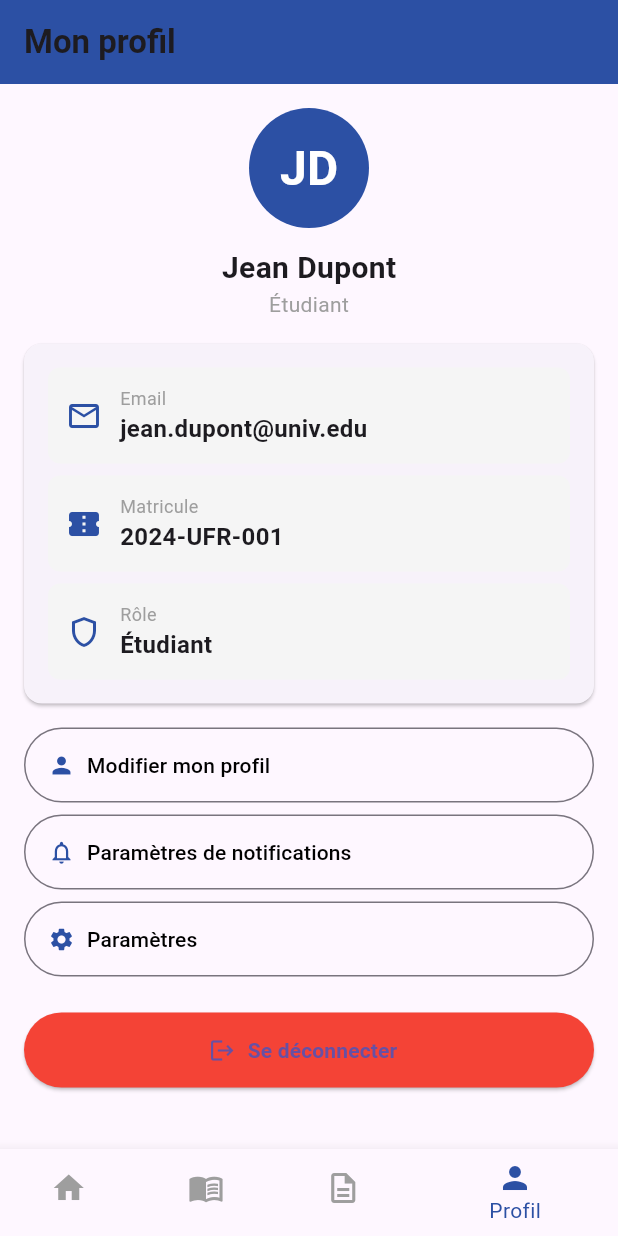
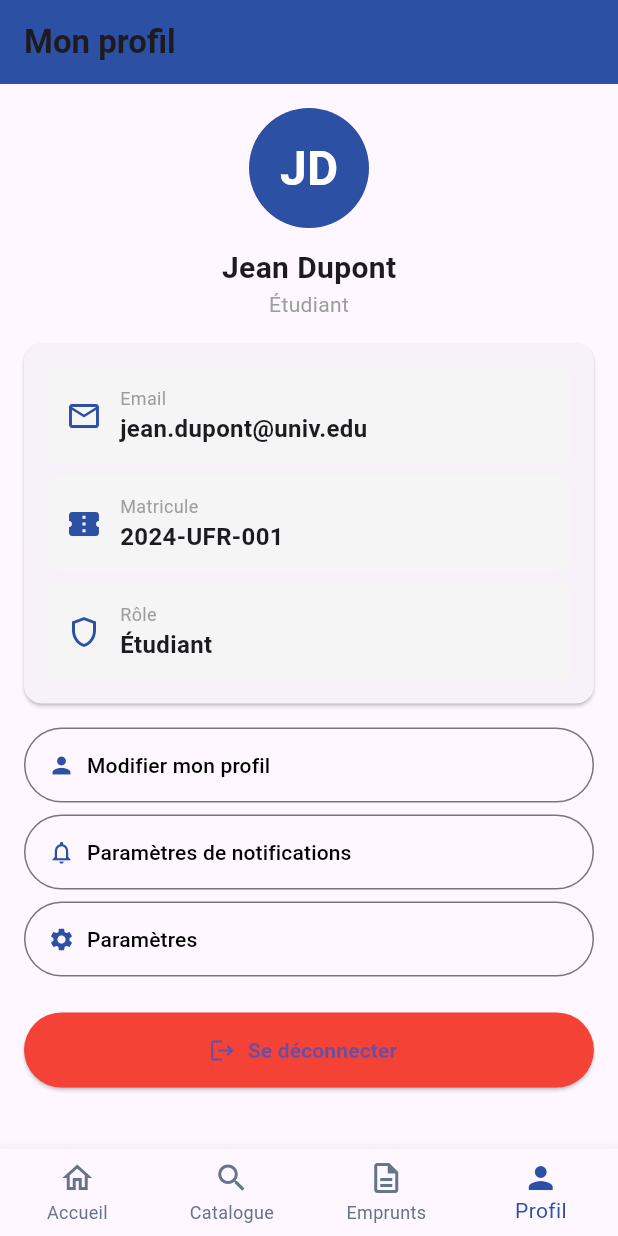
Before and after one commit to fickou/gestion_biblitheque, a Flutter app: the ProfilePage screen opened by its route, on a phone screen of 412 x 824 dp. Run offline on Flutter 3.47's test engine with Material 3 defaults, Android fonts, the phone set to English and light mode, and no system bars; our stand-ins replace flutter_riverpod, go_router.

Commit message:
mis a jour

```diff
--- a/lib/providers/auth_provider.dart
+++ b/lib/providers/auth_provider.dart
@@ -1,5 +1,5 @@
 // Créez le fichier : lib/providers/auth_provider.dart
-import 'package:flutter_riverpod/flutter_riverpod.dart';
+import 'package:flutter_riverpod/legacy.dart';
 /// Un StateProvider est le type de provider le plus simple.
 /// Il est parfait pour stocker des états simples comme un booléen, un nombre, ou une chaîne de caractères.
 /// Ici, il va stocker 'true' si l'utilisateur est connecté, et 'false' sinon.
--- a/lib/screens/dashbord.dart
+++ b/lib/screens/dashbord.dart
@@ -457,7 +457,7 @@ class _DashboardPageState extends State<DashboardPage> {
   // Méthode pour déterminer l'index actuel
   int _getCurrentIndex(BuildContext context) {
     final location = GoRouterState.of(context).matchedLocation;
-    if (location == '/home') return 0;
+    if (location == '/dashboard') return 0;
     if (location == '/catalogue') return 1;
     if (location == '/emprunts') return 2;
     if (location == '/profil') return 3;
@@ -468,7 +468,7 @@ class _DashboardPageState extends State<DashboardPage> {
   void _onItemTapped(int index, BuildContext context) {
     switch (index) {
       case 0:
-        context.go('/home');
+        context.go('/dashboard');
         break;
       case 1:
         context.go('/catalogue');
--- a/lib/screens/profil.dart
+++ b/lib/screens/profil.dart
@@ -112,14 +112,31 @@ class ProfilePage extends StatelessWidget {
       // ----- Bottom Navigation -----
       bottomNavigationBar: BottomNavigationBar(
         currentIndex: _getCurrentIndex(context),
-        selectedItemColor: const Color(0xFF2C50A4),
-        unselectedItemColor: Colors.grey,
         onTap: (index) => _onItemTapped(index, context),
+        type: BottomNavigationBarType.fixed,
+        selectedItemColor: const Color.fromARGB(255, 44, 80, 164),
+        unselectedItemColor: const Color(0xFF64748B),
         items: const [
-          BottomNavigationBarItem(icon: Icon(Icons.home), label: "Accueil"),
-          BottomNavigationBarItem(icon: Icon(Icons.menu_book), label: "Catalogue"),
-          BottomNavigationBarItem(icon: Icon(Icons.description_outlined), label: "Emprunts"),
-          BottomNavigationBarItem(icon: Icon(Icons.person), label: "Profil"),
+          BottomNavigationBarItem(
+          icon: Icon(Icons.home_outlined),
+          activeIcon: Icon(Icons.home),
+          label: 'Accueil',
+        ),
+        BottomNavigationBarItem(
+          icon: Icon(Icons.search_outlined),
+          activeIcon: Icon(Icons.search),
+          label: 'Catalogue',
+        ),
+        BottomNavigationBarItem(
+          icon: Icon(Icons.description_outlined),
+          activeIcon: Icon(Icons.description),
+          label: 'Emprunts',
+        ),
+        BottomNavigationBarItem(
+          icon: Icon(Icons.person_outline),
+          activeIcon: Icon(Icons.person),
+          label: 'Profil',
+        ),
         ],
       ),
     );
@@ -128,7 +145,7 @@ class ProfilePage extends StatelessWidget {
   // Méthode pour déterminer l'index actuel
   int _getCurrentIndex(BuildContext context) {
     final location = GoRouterState.of(context).matchedLocation;
-    if (location == '/home') return 0;
+    if (location == '/dashboard') return 0;
     if (location == '/catalogue') return 1;
     if (location == '/emprunts') return 2;
     if (location == '/profil') return 3;
@@ -139,7 +156,7 @@ class ProfilePage extends StatelessWidget {
   void _onItemTapped(int index, BuildContext context) {
     switch (index) {
       case 0:
-        context.go('/home');
+        context.go('/dashboard');
         break;
       case 1:
         context.go('/catalogue');
--- a/lib/screens/reservation.dart
+++ b/lib/screens/reservation.dart
@@ -220,7 +220,7 @@ class _ReservationsPageState extends State<ReservationsPage> {
   // Méthode pour déterminer l'index actuel
   int _getCurrentIndex(BuildContext context) {
     final location = GoRouterState.of(context).matchedLocation;
-    if (location == '/home') return 0;
+    if (location == '/dashboard') return 0;
     if (location == '/catalogue') return 1;
     if (location == '/emprunts') return 2;
     if (location == '/profil') return 3;
@@ -231,7 +231,7 @@ class _ReservationsPageState extends State<ReservationsPage> {
   void _onItemTapped(int index, BuildContext context) {
     switch (index) {
       case 0:
-        context.go('/home');
+        context.go('/dashboard');
         break;
       case 1:
         context.go('/catalogue');
```
Also changed, not shown: flutter_01.png (added).
